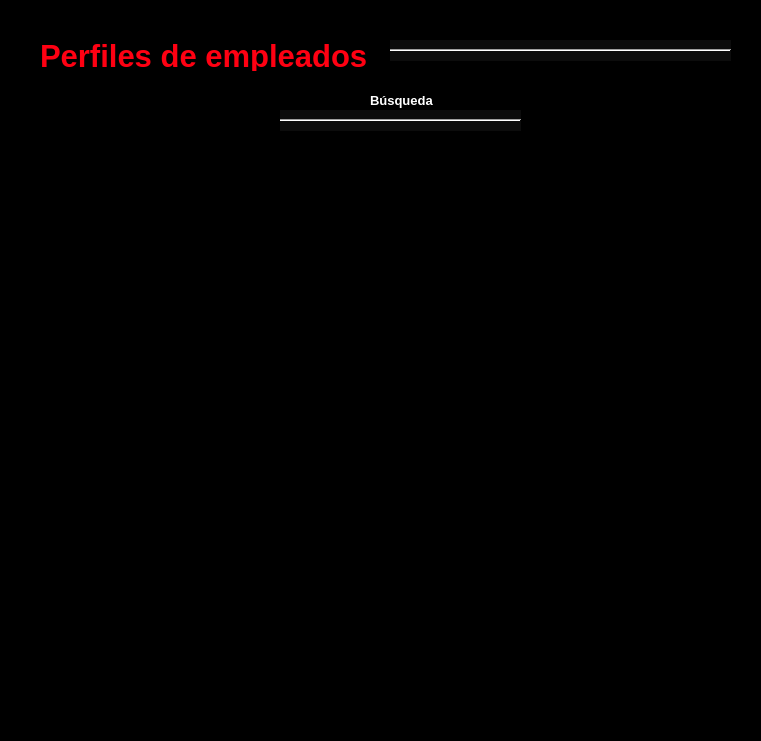
Qt form Restaurante/Administrador/widget_perfiles_usuarios.ui (camvaz/restaurante-ihc) before a commit.
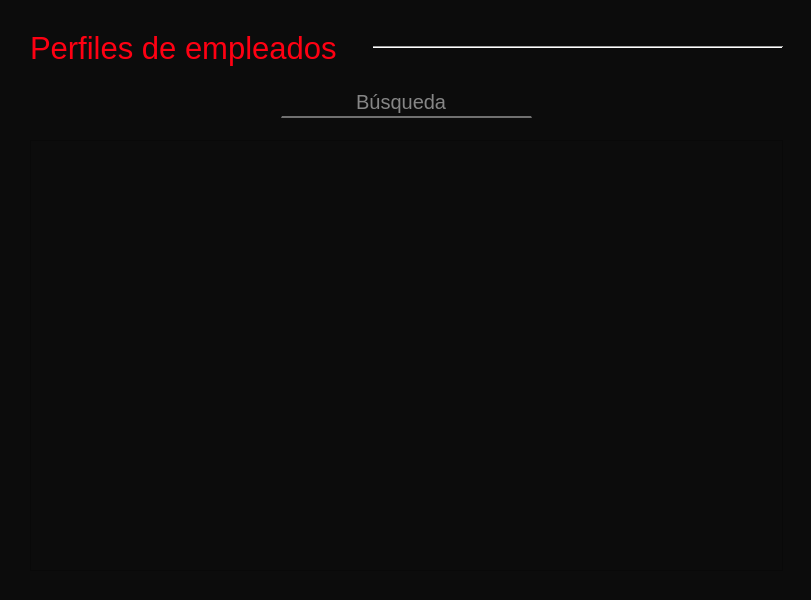
The same form after that commit.

```diff
--- a/Restaurante/Administrador/widget_perfiles_usuarios.ui
+++ b/Restaurante/Administrador/widget_perfiles_usuarios.ui
@@ -6,32 +6,43 @@
    <rect>
     <x>0</x>
     <y>0</y>
-    <width>761</width>
-    <height>741</height>
+    <width>811</width>
+    <height>600</height>
    </rect>
   </property>
   <property name="windowTitle">
    <string>Form</string>
   </property>
   <property name="styleSheet">
-   <string notr="true">background-color: rgb(0, 0, 0);</string>
+   <string notr="true">background-color:#0c0c0c;</string>
   </property>
+  <widget class="QWidget" name="">
+   <property name="geometry">
+    <rect>
+     <x>30</x>
+     <y>30</y>
+     <width>753</width>
+     <height>541</height>
+    </rect>
+   </property>
+   <layout class="QVBoxLayout" name="verticalLayout">
+    <item>
+     <layout class="QHBoxLayout" name="horizontalLayout_2">
+      <item>
   <widget class="QLabel" name="label">
-   <property name="geometry">
-    <rect>
-     <x>40</x>
-     <y>40</y>
-     <width>331</width>
-     <height>31</height>
-    </rect>
+        <property name="sizePolicy">
+         <sizepolicy hsizetype="Fixed" vsizetype="Preferred">
+          <horstretch>0</horstretch>
+          <verstretch>0</verstretch>
+         </sizepolicy>
    </property>
    <property name="font">
     <font>
      <family>Arial</family>
      <pointsize>23</pointsize>
-     <weight>75</weight>
+          <weight>50</weight>
      <italic>false</italic>
-     <bold>true</bold>
+          <bold>false</bold>
     </font>
    </property>
    <property name="styleSheet">
@@ -41,14 +52,30 @@
     <string>Perfiles de empleados</string>
    </property>
   </widget>
+      </item>
+      <item>
+       <spacer name="horizontalSpacer_3">
+        <property name="orientation">
+         <enum>Qt::Horizontal</enum>
+        </property>
+        <property name="sizeType">
+         <enum>QSizePolicy::Fixed</enum>
+        </property>
+        <property name="sizeHint" stdset="0">
+         <size>
+          <width>30</width>
+          <height>20</height>
+         </size>
+        </property>
+       </spacer>
+      </item>
+      <item>
   <widget class="Line" name="line">
-   <property name="geometry">
-    <rect>
-     <x>390</x>
-     <y>40</y>
-     <width>341</width>
-     <height>21</height>
-    </rect>
+        <property name="minimumSize">
+         <size>
+          <width>390</width>
+          <height>0</height>
+         </size>
    </property>
    <property name="styleSheet">
     <string notr="true">color: qlineargradient(spread:pad, x1:0, y1:0, x2:0, y2:0, stop:0 rgba(255, 255, 255, 255), stop:1 rgba(255, 255, 255, 255));
@@ -58,55 +85,96 @@
     <enum>Qt::Horizontal</enum>
    </property>
   </widget>
-  <widget class="Line" name="line_2">
-   <property name="geometry">
-    <rect>
-     <x>280</x>
-     <y>110</y>
-     <width>241</width>
-     <height>21</height>
-    </rect>
-   </property>
-   <property name="styleSheet">
-    <string notr="true">color: qlineargradient(spread:pad, x1:0, y1:0, x2:0, y2:0, stop:0 rgba(255, 255, 255, 255), stop:1 rgba(255, 255, 255, 255));
-background-color: qlineargradient(spread:pad, x1:0, y1:0, x2:0, y2:0, stop:0 rgba(12, 12, 12, 255), stop:1 rgba(255, 255, 255, 255));</string>
-   </property>
+      </item>
+     </layout>
+    </item>
+    <item>
+     <spacer name="verticalSpacer">
+      <property name="orientation">
+       <enum>Qt::Vertical</enum>
+      </property>
+      <property name="sizeHint" stdset="0">
+       <size>
+        <width>20</width>
+        <height>40</height>
+       </size>
+      </property>
+     </spacer>
+    </item>
+    <item>
+     <layout class="QHBoxLayout" name="horizontalLayout">
+      <item>
+       <spacer name="horizontalSpacer">
    <property name="orientation">
     <enum>Qt::Horizontal</enum>
    </property>
-  </widget>
-  <widget class="QLabel" name="label_2">
-   <property name="geometry">
-    <rect>
-     <x>370</x>
-     <y>90</y>
-     <width>71</width>
+        <property name="sizeHint" stdset="0">
+         <size>
+          <width>40</width>
      <height>20</height>
-    </rect>
-   </property>
-   <property name="font">
-    <font>
-     <family>Arial</family>
-     <pointsize>10</pointsize>
-     <weight>75</weight>
-     <bold>true</bold>
-    </font>
+         </size>
+        </property>
+       </spacer>
+      </item>
+      <item>
+       <widget class="QLineEdit" name="lineEdit">
+        <property name="minimumSize">
+         <size>
+          <width>210</width>
+          <height>30</height>
+         </size>
    </property>
    <property name="styleSheet">
-    <string notr="true">color: rgb(255, 255, 255);</string>
+         <string notr="true">border-bottom: 2px solid #707070;
+border-top:none;
+color: white;
+font-size: 20px;
+background-color:#0c0c0c;
+text-align:center;</string>
    </property>
    <property name="text">
-    <string>Búsqueda</string>
-   </property>
-  </widget>
+         <string/>
+        </property>
+        <property name="placeholderText">
+         <string>             Búsqueda</string>
+        </property>
+       </widget>
+      </item>
+      <item>
+       <spacer name="horizontalSpacer_2">
+        <property name="orientation">
+         <enum>Qt::Horizontal</enum>
+        </property>
+        <property name="sizeHint" stdset="0">
+         <size>
+          <width>40</width>
+          <height>20</height>
+         </size>
+        </property>
+       </spacer>
+      </item>
+     </layout>
+    </item>
+    <item>
+     <spacer name="verticalSpacer_2">
+      <property name="orientation">
+       <enum>Qt::Vertical</enum>
+      </property>
+      <property name="sizeHint" stdset="0">
+       <size>
+        <width>20</width>
+        <height>40</height>
+       </size>
+      </property>
+     </spacer>
+    </item>
+    <item>
   <widget class="QScrollArea" name="scrollArea">
-   <property name="geometry">
-    <rect>
-     <x>40</x>
-     <y>140</y>
-     <width>691</width>
-     <height>571</height>
-    </rect>
+      <property name="minimumSize">
+       <size>
+        <width>751</width>
+        <height>431</height>
+       </size>
    </property>
    <property name="widgetResizable">
     <bool>true</bool>
@@ -116,22 +184,19 @@
      <rect>
       <x>0</x>
       <y>0</y>
-      <width>689</width>
-      <height>569</height>
-     </rect>
-    </property>
-    <widget class="QWidget" name="gridLayoutWidget">
-     <property name="geometry">
-      <rect>
-       <x>-1</x>
-       <y>-1</y>
-       <width>691</width>
-       <height>571</height>
-      </rect>
-     </property>
+         <width>749</width>
+         <height>429</height>
+        </rect>
+       </property>
+       <layout class="QGridLayout" name="gridLayout_2">
+        <item row="0" column="0">
      <layout class="QGridLayout" name="gridLayout"/>
-    </widget>
-   </widget>
+        </item>
+       </layout>
+      </widget>
+     </widget>
+    </item>
+   </layout>
   </widget>
  </widget>
  <resources/>
```
Lines whose indentation alone changed are shown as unchanged.
